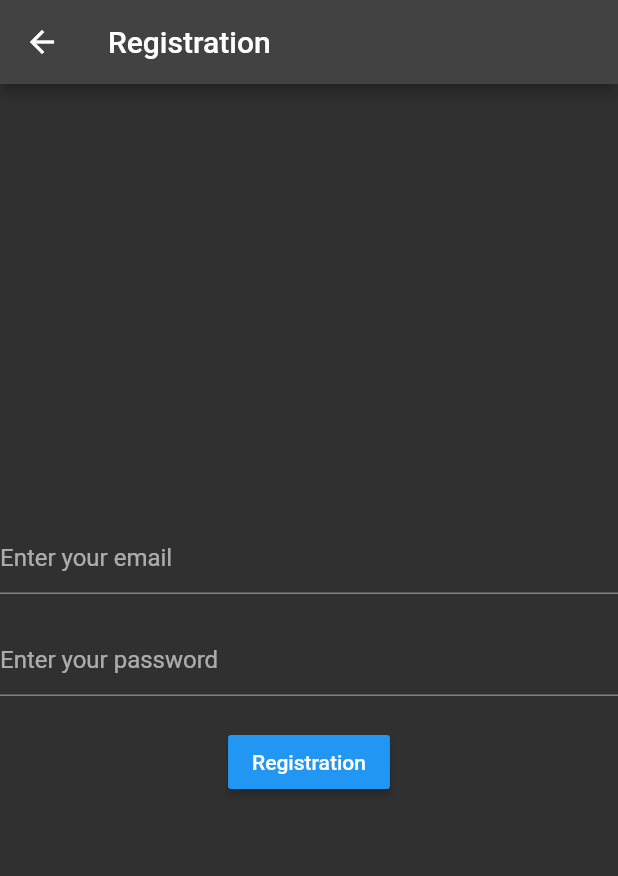
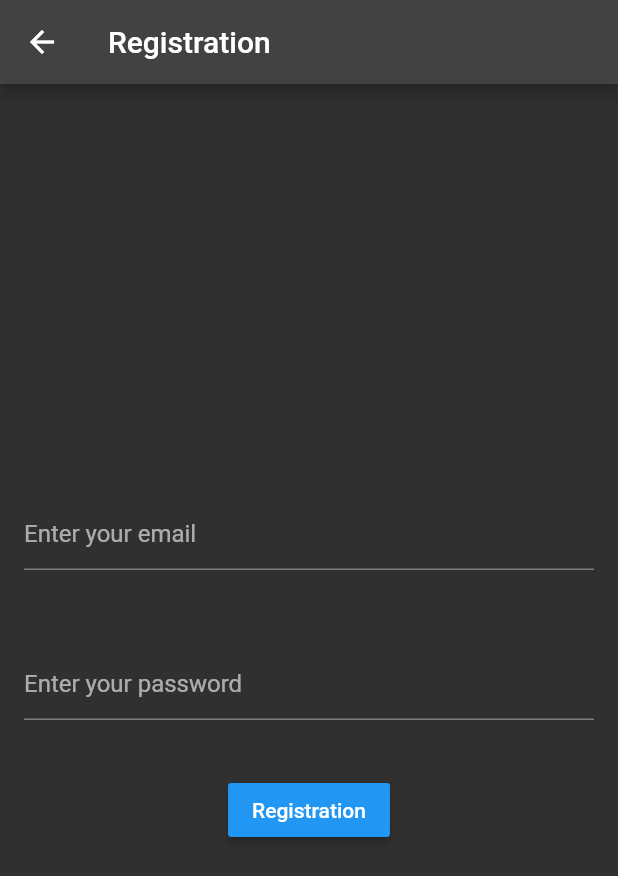
Before and after one commit to merab1/abcde, a Flutter app: the Registration screen opened by its route, on a phone screen of 412 x 824 dp. Shown: the top 876 px of the screen. Run offline on Flutter 3.47's test engine with Material 2 defaults, Android fonts, the phone set to English and light mode, and no system bars; our stand-ins replace firebase_auth, firebase_core, google_sign_in, shared_preferences; accounts and stored records are empty; network calls fail.

Commit message:
textfields are wrapped in padding

```diff
--- a/lib/authentication_screen/after_auth.dart
+++ b/lib/authentication_screen/after_auth.dart
@@ -131,7 +131,7 @@ class _AfterAuthState extends State<AfterAuth> {
           await Navigator.pushNamed(context, PhotosPage.pathId);
           internalMemory();
           PhotosService photosService = PhotosService();
-         // String url =
+          // String url =
           var data = await photosService.getPhotos();
           if (data == null) {
             return customAlertDialog(context);
--- a/lib/authentication_screen/registration.dart
+++ b/lib/authentication_screen/registration.dart
@@ -30,7 +30,9 @@ class _RegistrationState extends State<Registration> {
         child: Column(
           mainAxisAlignment: MainAxisAlignment.center,
           children: [
-            TextField(
+            Padding(
+              padding: const EdgeInsets.all(16.0),
+              child: TextField(
                 keyboardType: TextInputType.emailAddress,
                 decoration:
                 const InputDecoration(hintText: 'Enter your email'),
@@ -38,16 +40,20 @@ class _RegistrationState extends State<Registration> {
                   _email = text;
                 }),
               ),
+            ),
             const SizedBox(
               height: 20,
             ),
-            TextField(
+            Padding(
+              padding: const EdgeInsets.all(16.0),
+              child: TextField(
                 decoration:
                 const InputDecoration(hintText: 'Enter your password'),
                 onChanged: ((text) {
                   _password = text;
                 }),
                 obscureText: true,
+              ),
             ),
             const SizedBox(
               height: 20,
```
Also changed, not shown: lib/authentication_screen/login.dart (+8 -2 lines), lib/authentication_screen/phone_login.dart (+9 -3 lines). Lines whose indentation alone changed are shown as unchanged.
